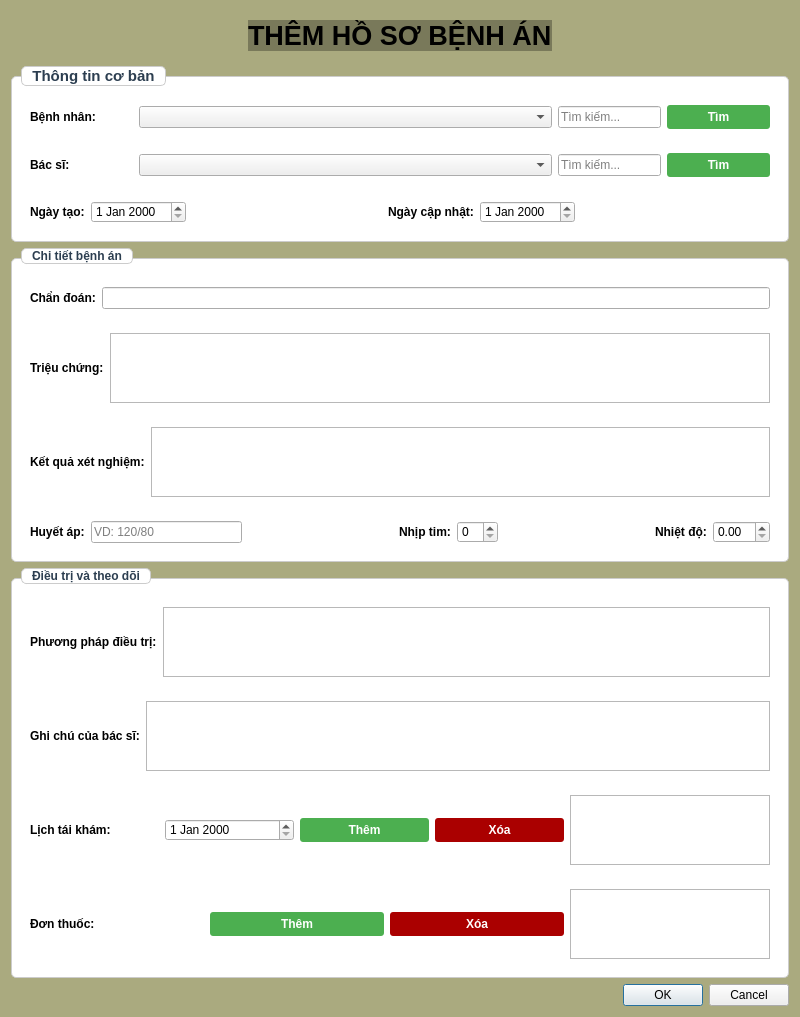
Above: gui/addeditmedicalrecorddialog.ui from VanBao6002/PBL2_Appointment_Scheduling_System before the change. Below: the same form after it.
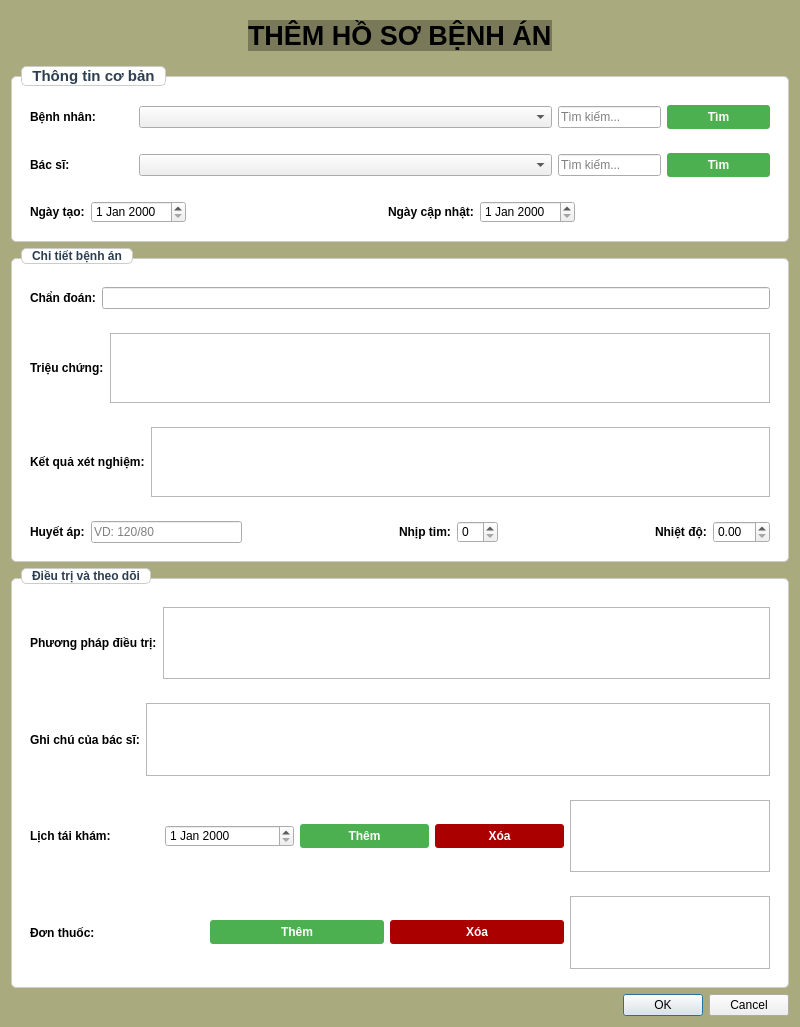
That is the form after the change.

```diff
--- a/gui/addeditmedicalrecorddialog.ui
+++ b/gui/addeditmedicalrecorddialog.ui
@@ -7,7 +7,7 @@
     <x>0</x>
     <y>0</y>
     <width>800</width>
-    <height>963</height>
+    <height>1027</height>
    </rect>
   </property>
   <property name="focusPolicy">
```
